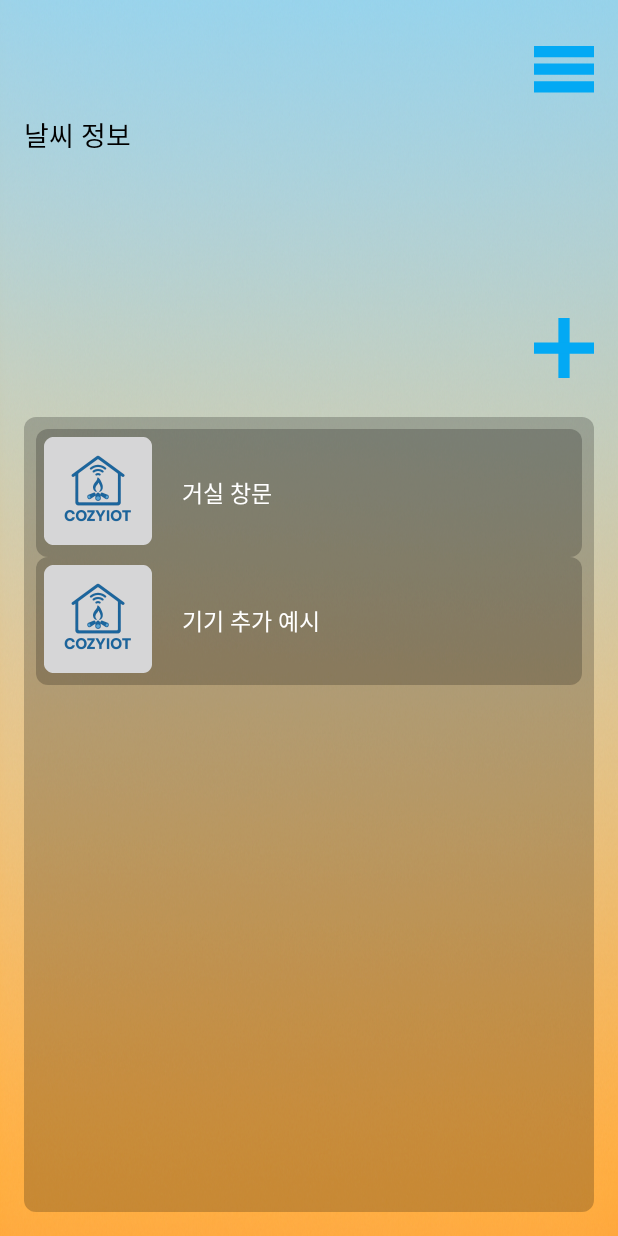
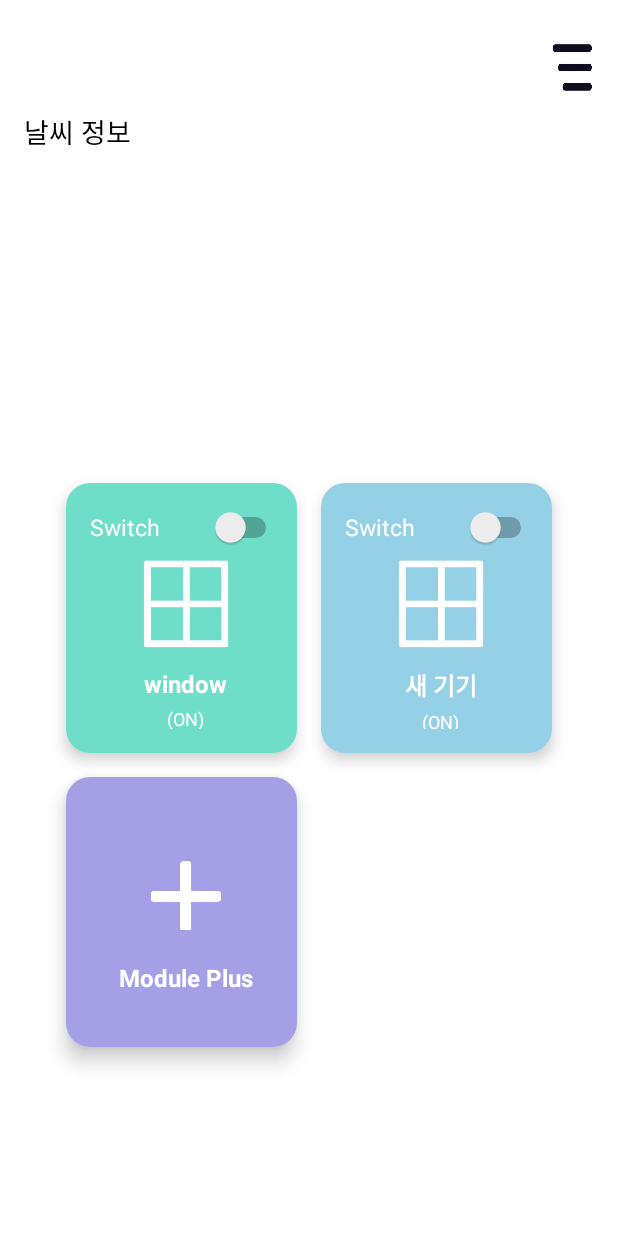
Before and after one commit to First-woosun/cozyIoT, an Android app: the HomeActivity screen opened directly, with no data from a screen before it, in the side drawer, after a tap on "ModulePlus", on a phone screen of 412 x 824 dp. Run offline under Robolectric (Android 15) with nearby library versions, the phone set to English and light mode, and no system bars; libraries missing offline, so code that uses them is left out: org.eclipse.paho; 7 statements that could not run were skipped.

Commit message:
design 및 오류 수정(home화면에 생긴 코드 연동 필요)

```diff
--- a/app/build.gradle
+++ b/app/build.gradle
@@ -36,6 +36,7 @@ dependencies {
     implementation ("org.eclipse.paho:org.eclipse.paho.android.service:1.1.1")
     implementation ("org.eclipse.paho:org.eclipse.paho.client.mqttv3:1.2.5")
     implementation ("androidx.localbroadcastmanager:localbroadcastmanager:1.0.0")
+    implementation ("com.google.code.gson:gson:2.10.1")
     implementation libs.appcompat
     implementation libs.material
     implementation libs.activity
--- a/app/src/main/java/com/example/cozyiot/HomeActivity.java
+++ b/app/src/main/java/com/example/cozyiot/HomeActivity.java
@@ -57,21 +57,24 @@ public class HomeActivity extends AppCompatActivity {
 
         MqttConnector.createMqttClient(Address, Name, Password);
 
-        machineAddBtn = findViewById(R.id.btn_add_item);
+        //machineAddBtn = findViewById(R.id.btn_add_item);
 
         recyclerView = findViewById(R.id.recycler_view);
-        recyclerView.setLayoutManager(new LinearLayoutManager(this));
+        recyclerView.setLayoutManager(new GridLayoutManager(this, 2));
 
         machineDataList = new ArrayList<>();
-        machineDataList.add(new machineData("거실 창문"));
-
+        machineDataList.add(new machineData("window"));
+        // 모듈이름 받아와서 모듈 이름으로 추가하는 방식으로
         machineDataAdapter = new machineDataAdapter(HomeActivity.this, machineDataList);
         recyclerView.setAdapter(machineDataAdapter);
 
-        machineAddBtn.setOnClickListener(v -> {
-            machineDataList.add(new machineData("기기 추가 예시"));
-            recyclerView.setAdapter(machineDataAdapter);
+        machineDataAdapter.setOnAddClickListener(() -> {
+            // 새 기기 리스트에 추가
+            machineDataList.add(new machineData("새 기기"));
+            // 어댑터에 알리기 - 새 항목 추가됨
+            machineDataAdapter.notifyItemInserted(machineDataList.size() - 1);
         });
+
 
 
         sidebarBtn = findViewById(R.id.btn_sidebar);
@@ -123,4 +126,5 @@ public class HomeActivity extends AppCompatActivity {
             super.onBackPressed();
         }
     }
+
 }
--- a/app/src/main/java/com/example/cozyiot/Machine/machineDataAdapter.java
+++ b/app/src/main/java/com/example/cozyiot/Machine/machineDataAdapter.java
@@ -1,73 +1,170 @@
 package com.example.cozyiot.Machine;
 
+import android.graphics.Color;
 import android.content.Context;
 import android.content.Intent;
+import android.content.SharedPreferences;
 import android.view.LayoutInflater;
 import android.view.View;
 import android.view.ViewGroup;
-import android.widget.ImageView;
 import android.widget.TextView;
+
 import androidx.recyclerview.widget.RecyclerView;
+
+import com.example.cozyiot.R;
+import com.example.cozyiot.windowControllerActivity;
+import com.google.gson.Gson;
+import com.google.gson.reflect.TypeToken;
+
+import java.lang.reflect.Type;
 import java.util.List;
 
-import com.example.cozyiot.HomeActivity;
-import com.example.cozyiot.R;
-import com.example.cozyiot.windowControllerActivity;
+public class machineDataAdapter extends RecyclerView.Adapter<RecyclerView.ViewHolder> {
 
-public class machineDataAdapter extends RecyclerView.Adapter<machineDataAdapter.ViewHolder> {
+    private static final String PREF_NAME = "MachinePrefs";
+    private static final String KEY_ADD_CLICK_COUNT = "addClickCount";
+    private static final String KEY_MACHINE_LIST = "machineList";
+
+    private static final int VIEW_TYPE_MACHINE = 0;
+    private static final int VIEW_TYPE_ADD = 1;
+
+    private final int[] cardColors = {
+            Color.parseColor("#6fdec8"),
+            Color.parseColor("#94d1e6"),
+            Color.parseColor("#a5a0e6"),
+            Color.parseColor("#f88f59"),
+    };
+
+    private int addClickCount = 1;
+    private Context context;
     private List<machineData> machineDataList;
-    private Context context;
+    private final Gson gson = new Gson();
 
-    public static class ViewHolder extends RecyclerView.ViewHolder{
-        public TextView machineName;
-//        public ImageView machineImage;
-//        public ImageView machinePower;
+    public interface OnAddClickListener {
+        void onAddClicked();
+    }
 
-        public ViewHolder(View view){
-            super(view);
-            machineName = view.findViewById(R.id.machine_name);
-//            machineImage = view.findViewById(R.id.machine_img);
+    private OnAddClickListener addClickListener;
+
+    public void setOnAddClickListener(OnAddClickListener listener) {
+        this.addClickListener = listener;
+    }
+
+    public machineDataAdapter(Context context, List<machineData> machineDataList) {
+        this.context = context;
+
+        SharedPreferences prefs = context.getSharedPreferences(PREF_NAME, Context.MODE_PRIVATE);
+        addClickCount = prefs.getInt(KEY_ADD_CLICK_COUNT, 1);
+
+        String json = prefs.getString(KEY_MACHINE_LIST, null);
+        if (json != null) {
+            Type type = new TypeToken<List<machineData>>() {}.getType();
+            this.machineDataList = gson.fromJson(json, type);
+        } else {
+            this.machineDataList = machineDataList;
         }
     }
 
-    public machineDataAdapter(Context context ,List<machineData> machineDataList){
-        this.machineDataList = machineDataList;
-        this.context = context;
+    @Override
+    public int getItemCount() {
+        return machineDataList.size() + 1;
     }
 
     @Override
-    public machineDataAdapter.ViewHolder onCreateViewHolder(ViewGroup parent, int viewType){
-        View view = LayoutInflater.from(parent.getContext()).inflate(R.layout.item_list, parent, false);
-        return new ViewHolder(view);
+    public int getItemViewType(int position) {
+        return (position == machineDataList.size()) ? VIEW_TYPE_ADD : VIEW_TYPE_MACHINE;
     }
 
     @Override
-    public void onBindViewHolder(ViewHolder holder, int position){
-        holder.machineName.setText(machineDataList.get(position).getMachineName());
+    public RecyclerView.ViewHolder onCreateViewHolder(ViewGroup parent, int viewType) {
+        LayoutInflater inflater = LayoutInflater.from(parent.getContext());
+        if (viewType == VIEW_TYPE_MACHINE) {
+            View view = inflater.inflate(R.layout.item_list, parent, false);
+            return new MachineViewHolder(view);
+        } else {
+            View view = inflater.inflate(R.layout.item_add_button, parent, false);
+            return new AddViewHolder(view);
+        }
+    }
 
-        holder.itemView.setOnClickListener(v ->{
+    @Override
+    public void onBindViewHolder(RecyclerView.ViewHolder holder, int position) {
+        if (holder instanceof MachineViewHolder) {
+            MachineViewHolder machineHolder = (MachineViewHolder) holder;
+            machineData data = machineDataList.get(position);
+            machineHolder.machineName.setText(data.getMachineName());
+
+            int colorIndex = position % cardColors.length;
+            machineHolder.cardInnerLayout.setBackgroundColor(cardColors[colorIndex]);
+
+            machineHolder.itemView.setOnClickListener(v -> {
                 Intent intent = new Intent(context, windowControllerActivity.class);
                 context.startActivity(intent);
             });
 
-        holder.itemView.setOnLongClickListener(v -> {
-            remove(holder.getAbsoluteAdapterPosition());
-
+            machineHolder.itemView.setOnLongClickListener(v -> {
+                remove(position);
                 return true;
             });
+
+        } else if (holder instanceof AddViewHolder) {
+            AddViewHolder addHolder = (AddViewHolder) holder;
+
+            int colorIndex = addClickCount % cardColors.length;
+            addHolder.cardInnerLayout.setBackgroundColor(cardColors[colorIndex]);
+
+            addHolder.itemView.setOnClickListener(v -> {
+                if (addClickListener != null) {
+                    addClickCount++;
+
+                    SharedPreferences prefs = context.getSharedPreferences(PREF_NAME, Context.MODE_PRIVATE);
+                    SharedPreferences.Editor editor = prefs.edit();
+                    editor.putInt(KEY_ADD_CLICK_COUNT, addClickCount);
+                    editor.apply();
+
+                    addClickListener.onAddClicked();
+                    saveMachineList();
+                    notifyItemChanged(getItemCount() - 1);
+                }
+            });
+        }
     }
 
-    public void remove(int position){
-        try{
+    public void remove(int position) {
+        try {
             machineDataList.remove(position);
             notifyItemRemoved(position);
-        } catch (IndexOutOfBoundsException e){
+            saveMachineList();
+        } catch (IndexOutOfBoundsException e) {
             e.printStackTrace();
         }
     }
 
-    @Override
-    public int getItemCount(){
-        return machineDataList.size();
+    private void saveMachineList() {
+        SharedPreferences prefs = context.getSharedPreferences(PREF_NAME, Context.MODE_PRIVATE);
+        SharedPreferences.Editor editor = prefs.edit();
+        String json = gson.toJson(machineDataList);
+        editor.putString(KEY_MACHINE_LIST, json);
+        editor.apply();
+    }
+
+    public static class MachineViewHolder extends RecyclerView.ViewHolder {
+        public TextView machineName;
+        public View cardInnerLayout;
+
+        public MachineViewHolder(View view) {
+            super(view);
+            machineName = view.findViewById(R.id.machine_name);
+            cardInnerLayout = view.findViewById(R.id.card_inner_layout);
         }
     }
+
+    public static class AddViewHolder extends RecyclerView.ViewHolder {
+        public View cardInnerLayout;
+
+        public AddViewHolder(View view) {
+            super(view);
+            cardInnerLayout = view.findViewById(R.id.card_inner_layout);
+        }
+    }
+}
--- a/app/src/main/res/layout/activity_home.xml
+++ b/app/src/main/res/layout/activity_home.xml
@@ -6,7 +6,7 @@
     android:layout_width="match_parent"
     android:layout_height="match_parent"
     android:fitsSystemWindows="true"
-    android:background="@drawable/background"
+    android:background="#ffffff"
     tools:context=".MainActivity">
 
     <RelativeLayout
@@ -24,14 +24,13 @@
         <!-- 사이드바 여는 버튼 -->
         <ImageButton
             android:id="@+id/btn_sidebar"
-            android:layout_width="40dp"
-            android:layout_height="40dp"
-            android:layout_marginTop="10dp"
+            android:layout_width="30dp"
+            android:layout_height="38dp"
             android:layout_alignParentTop="true"
             android:layout_alignParentEnd="true"
-            android:contentDescription="사이드바 버튼"
-            android:src="@drawable/sidebar_ripple"
-            android:background="?attr/selectableItemBackgroundBorderless" />
+            android:layout_marginTop="10dp"
+            android:background="@drawable/sidebar_icon1"
+            android:contentDescription="사이드바 버튼" />
 
         <!-- 날씨 정보를 표시할 LinearLayout -->
         <LinearLayout
@@ -51,30 +50,17 @@
                 android:textColor="#000000" />
         </LinearLayout>
 
-        <!-- 리사이클러뷰에 요소 추가 버튼 -->
-        <ImageButton
-            android:id="@+id/btn_add_item"
-            android:layout_width="40dp"
-            android:layout_height="40dp"
-            android:layout_below="@id/weather_info"
-            android:layout_alignParentEnd="true"
-            android:layout_marginTop="16dp"
-            android:layout_marginBottom="10dp"
-            android:contentDescription="요소 추가 버튼"
-            android:src="@drawable/add_ripple"
-            android:background="?attr/selectableItemBackgroundBorderless"/>
 
         <!-- 리사이클러뷰 표시 영역 -->
         <androidx.recyclerview.widget.RecyclerView
             android:id="@+id/recycler_view"
             android:layout_width="match_parent"
             android:layout_height="0dp"
-            android:layout_below="@id/btn_add_item"
+            android:layout_below="@id/weather_info"
             android:layout_alignParentBottom="true"
-            android:layout_marginTop="16dp"
-            android:padding="8dp"
+            android:layout_marginTop="100dp"
+            android:padding="20dp"
             android:clipToPadding="false"
-            android:background="@drawable/recycler_border"
             />
 
 
--- a/app/src/main/res/layout/activity_user_info_config.xml
+++ b/app/src/main/res/layout/activity_user_info_config.xml
@@ -5,7 +5,7 @@
     android:id="@+id/main"
     android:layout_width="match_parent"
     android:layout_height="match_parent"
-    android:background="@drawable/background"
+    android:background="#FFFFFF"
     tools:context=".UserInfoConfigActivity">
 
     <!-- Username Row -->
@@ -15,7 +15,7 @@
         android:layout_width="wrap_content"
         android:layout_height="wrap_content"
         android:layout_marginStart="16dp"
-        android:layout_marginTop="28dp"
+        android:layout_marginTop="40dp"
         android:text="Back"
         android:textColor="#000000"
         android:textSize="20sp"
@@ -32,7 +32,7 @@
         app:layout_constraintTop_toTopOf="parent"
         app:layout_constraintStart_toStartOf="parent"
         app:layout_constraintEnd_toEndOf="parent"
-        android:layout_marginTop="90dp"
+        android:layout_marginTop="150dp"
         android:layout_marginHorizontal="16dp">
 
         <TextView
@@ -190,7 +190,7 @@
         android:id="@+id/btn_save"
         android:layout_width="0dp"
         android:layout_height="wrap_content"
-        android:text="Save"
+        android:text="유저 정보 변경"
         android:textStyle="bold"
         android:layout_marginTop="50dp"
         android:layout_marginHorizontal="16dp"
@@ -204,7 +204,7 @@
         android:id="@+id/btn_reset"
         android:layout_width="0dp"
         android:layout_height="wrap_content"
-        android:text="RESET"
+        android:text="유저 정보 삭제"
         android:textStyle="bold"
         android:layout_marginTop="50dp"
         android:layout_marginHorizontal="16dp"
--- /dev/null
+++ b/app/src/main/res/layout/item_add_button.xml
@@ -0,0 +1,35 @@
+<?xml version="1.0" encoding="utf-8"?>
+<androidx.cardview.widget.CardView xmlns:android="http://schemas.android.com/apk/res/android"
+    android:layout_width="wrap_content"
+    android:layout_height="wrap_content"
+    android:layout_margin="8dp"
+    android:layout_gravity="center"
+    android:foreground="?attr/selectableItemBackground"
+    xmlns:card_view="http://schemas.android.com/apk/res-auto"
+    card_view:cardCornerRadius="16dp"
+    card_view:cardElevation="8dp">
+
+    <LinearLayout
+        android:id="@+id/card_inner_layout"
+        android:layout_width="160dp"
+        android:layout_height="180dp"
+        android:gravity="center"
+        android:orientation="vertical"
+        android:padding="16dp">
+
+        <ImageView
+            android:layout_marginTop="20dp"
+            android:layout_width="48dp"
+            android:layout_height="48dp"
+            android:src="@drawable/plus_icon" /> <!-- + 아이콘 -->
+
+        <TextView
+            android:layout_width="wrap_content"
+            android:layout_height="wrap_content"
+            android:layout_marginTop="20dp"
+            android:text="Module Plus"
+            android:textColor="#FFFFFF"
+            android:textSize="16sp"
+            android:textStyle="bold" />
+    </LinearLayout>
+</androidx.cardview.widget.CardView>
--- a/app/src/main/res/layout/item_list.xml
+++ b/app/src/main/res/layout/item_list.xml
@@ -1,39 +1,57 @@
 <?xml version="1.0" encoding="utf-8"?>
-<LinearLayout xmlns:android="http://schemas.android.com/apk/res/android"
-    android:layout_width="match_parent"
-    android:layout_height="wrap_content">
+<androidx.cardview.widget.CardView xmlns:android="http://schemas.android.com/apk/res/android"
+    xmlns:card_view="http://schemas.android.com/apk/res-auto"
+    android:layout_width="wrap_content"
+    android:layout_height="wrap_content"
+    android:layout_margin="8dp"
+    card_view:cardCornerRadius="16dp"
+    card_view:cardElevation="6dp"
+    android:foreground="?attr/selectableItemBackground">
 
     <LinearLayout
-        android:layout_width="match_parent"
-        android:layout_height="85dp"
-        android:background="@drawable/recycler_border"
-        android:orientation="horizontal">
+        android:id="@+id/card_inner_layout"
+        android:layout_width="160dp"
+        android:layout_height="180dp"
+        android:orientation="vertical"
+        android:gravity="center"
+        android:padding="16dp">
+
+        <Switch
+            android:id="@+id/device_switch"
+            android:layout_width="wrap_content"
+            android:layout_height="wrap_content"
+            android:text="Switch                "
+            android:textSize="15sp"
+            android:textColor="#FFFFFF"
+            android:layout_marginTop="0dp" />
+
 
         <ImageView
-            android:id="@+id/machine_img"
+            android:id="@+id/device_icon"
+            android:layout_marginTop="7dp"
+            android:layout_width="60dp"
+            android:layout_height="60dp"
+            android:layout_gravity="center"
+            android:src="@drawable/window_icon" />
+
+        <TextView
+            android:id="@+id/machine_name"
+            android:layout_width="wrap_content"
             android:layout_height="wrap_content"
+            android:text="기기 이름"
+            android:textColor="#FFFFFF"
+            android:textStyle="bold"
+            android:textSize="16sp"
+            android:layout_marginTop="12dp" />
+
+        <!-- ON/OFF 상태 -->
+        <TextView
+            android:id="@+id/device_status"
             android:layout_width="wrap_content"
-            android:layout_marginLeft="5dp"
-            android:layout_marginTop="5dp"
-            android:src="@mipmap/ic_launcher"/>
-
-        <LinearLayout
-            android:layout_width="match_parent"
-            android:layout_height="match_parent"
-            android:gravity="center_vertical"
-            android:orientation="vertical">
-
-            <TextView
-                android:id="@+id/machine_name"
-                android:layout_width="wrap_content"
-                android:layout_height="wrap_content"
-                android:layout_marginLeft="20dp"
-                android:text="Name"
-                android:textSize="15dp"
-                android:textColor="#ffffff"/>
-
-        </LinearLayout>
-
+            android:layout_height="wrap_content"
+            android:text="(ON)"
+            android:textColor="#FFFFFF"
+            android:textSize="12sp"
+            android:layout_marginTop="4dp"/>
     </LinearLayout>
-
-</LinearLayout>
+</androidx.cardview.widget.CardView>
```
Also changed, not shown: app/src/main/res/drawable/plus_icon.png (added), app/src/main/res/drawable/side_bar_icon.png (added), app/src/main/res/drawable/sidebar_icon.png (added), app/src/main/res/drawable/sidebar_icon1.png (added), app/src/main/res/drawable/window_icon.png (added). Lines whose indentation alone changed are shown as unchanged.
